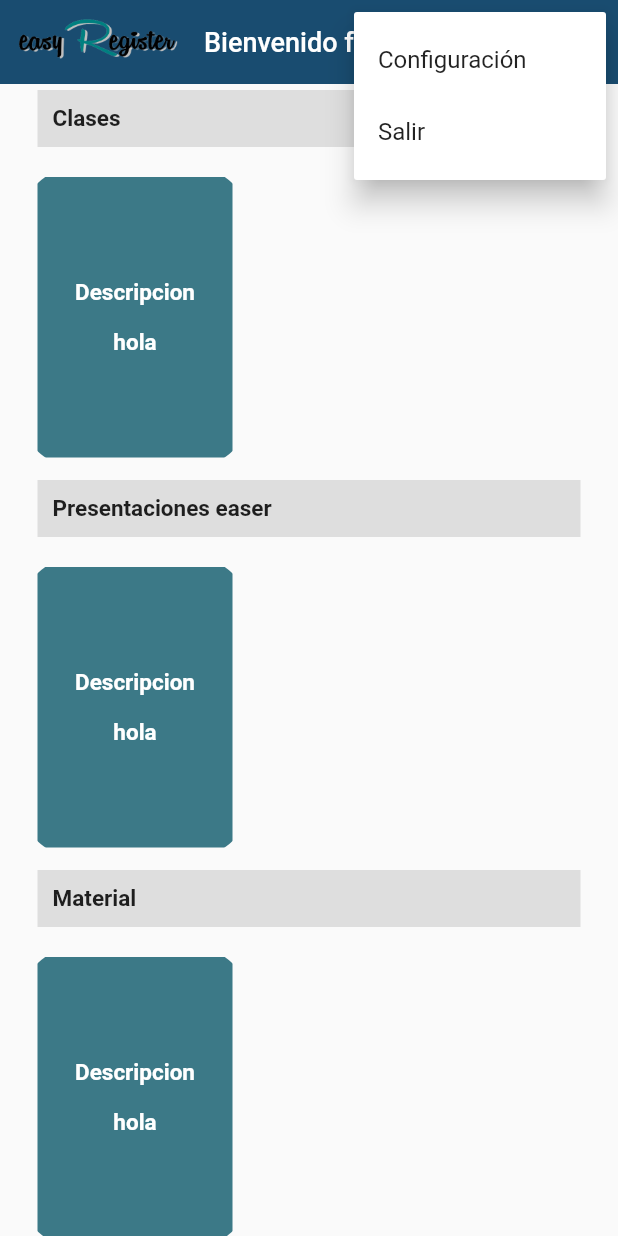
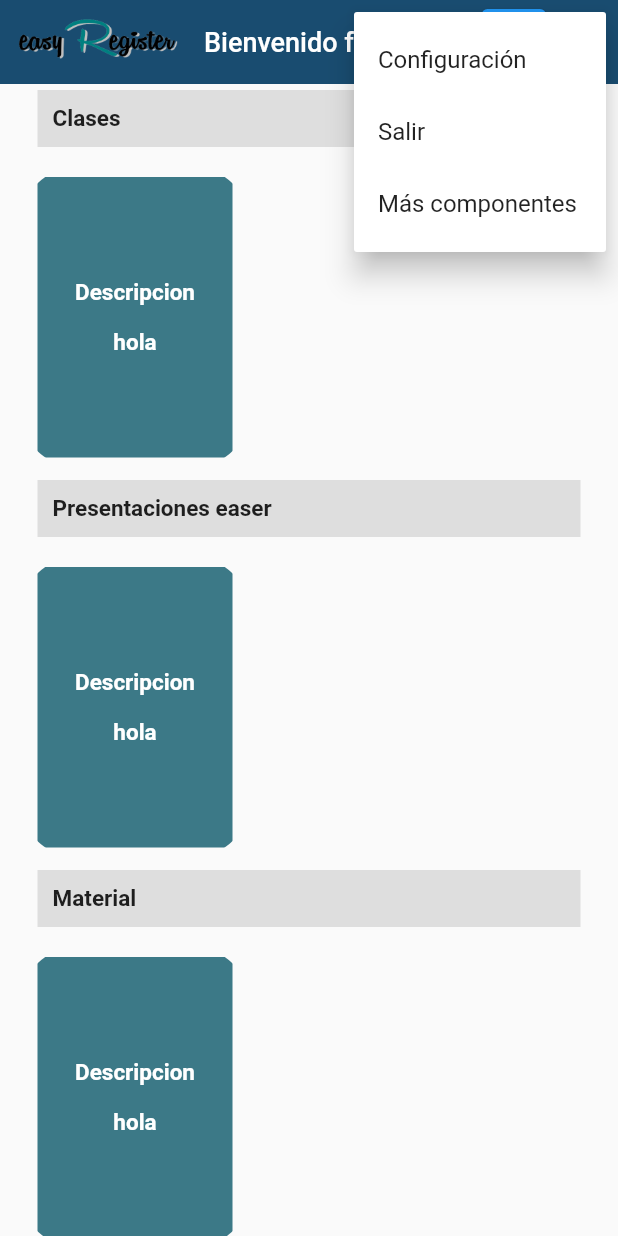
Before and after one commit to yisus44/easy-register, a Flutter app: the HomeScreen screen opened by its route, after a tap on the "more vert" icon, on a phone screen of 412 x 824 dp. Run offline on Flutter 3.47's test engine with Material 2 defaults, Android fonts, the light colour scheme and no system bars; our stand-ins replace dio.

Commit message:
Adding a button for navigating to MoreComponents

```diff
--- a/lib/router/app_routes.dart
+++ b/lib/router/app_routes.dart
@@ -2,7 +2,7 @@ import 'package:flutter/material.dart';
 import '../screens/screens.dart';
 
 class AppRoutes {
-  static const initialRoute = 'student';
+  static const initialRoute = 'login';
 
   static Map<String, Widget Function(BuildContext)> routes = {
     'login': (_) => LoginScreen(),
--- a/lib/screens/create_class_screen.dart
+++ b/lib/screens/create_class_screen.dart
@@ -298,7 +298,7 @@ class _CreateClassScreenState extends State<CreateClassScreen> {
   Widget build(BuildContext context) {
     return Scaffold(
         appBar: const CustomAppBar(
-            "assets/logo_small_transparent.png", "Crear clase","Configuración","Salir"),
+            "assets/logo_small_transparent.png", "Crear clase","Configuración","Salir","Más componentes"),
         body: OrientationBuilder(
           builder: (context, orientation) {
             return Center(
--- a/lib/screens/home_screen.dart
+++ b/lib/screens/home_screen.dart
@@ -9,7 +9,7 @@ class HomeScreen extends StatelessWidget {
   Widget build(BuildContext context) {
     return Scaffold(
       appBar: const CustomAppBar(
-          "assets/logo_small_transparent.png", "Bienvenido fulanito","Configuración","Salir"),
+          "assets/logo_small_transparent.png", "Bienvenido fulanito","Configuración","Salir", "Más componentes"),
       body: SingleChildScrollView(
           child: Column(
         children: [
--- a/lib/screens/login_screen.dart
+++ b/lib/screens/login_screen.dart
@@ -61,7 +61,7 @@ class _LoginScreenState extends State<LoginScreen> {
         backgroundColor: Colors.white,
         appBar: AppBar(
           title: const CustomAppBar("assets/logo_small_transparent.png", "",
-              "Registrarse", "Configuración"),
+              "Registrarse", "Configuración", "Más componentes"),
           elevation: 0,
         ),
         body: SingleChildScrollView(
--- a/lib/screens/register_screen.dart
+++ b/lib/screens/register_screen.dart
@@ -98,7 +98,7 @@ class _RegisterScreenState extends State<RegisterScreen> {
         backgroundColor: Colors.white,
         appBar: AppBar(
           title: const CustomAppBar("assets/logo_small_transparent.png", "",
-              "Configuración", "Salir"),
+              "Configuración", "Salir", "Más componentes"),
           elevation: 0,
         ),
         body: Column(
--- a/lib/screens/student_screen.dart
+++ b/lib/screens/student_screen.dart
@@ -7,7 +7,7 @@ class StudentScreen extends StatelessWidget {
   Widget build(BuildContext context) {
     return Scaffold(
       appBar: const CustomAppBar(
-          "assets/logo_small_transparent.png", "Alumnos","Configuración","Salir"),
+          "assets/logo_small_transparent.png", "Alumnos","Configuración","Salir", "Más componentes"),
       body: Column(
         children: [
           Row(
--- a/lib/screens/test_screen_jorge.dart
+++ b/lib/screens/test_screen_jorge.dart
@@ -14,7 +14,7 @@ class TestScreen extends StatelessWidget {
 
     return Scaffold(
         appBar: const CustomAppBar("assets/logo_small_transparent.png",
-            "Alumnos", "Configuración", "Salir"),
+            "Alumnos", "Configuración", "Salir", "Más componentes"),
         body: SingleChildScrollView(
           child: Column(children: [
 
--- a/lib/widgets/app_bar.dart
+++ b/lib/widgets/app_bar.dart
@@ -1,3 +1,4 @@
+import 'package:easy_register/screens/screens.dart';
 import 'package:flutter/material.dart';
 
 //generic app bar which takes one argument() the widget that will be in the right)
@@ -5,18 +6,25 @@ class CustomAppBar extends StatelessWidget implements PreferredSizeWidget {
   final String imgUrl;
   final String message;
   final List<Widget>? actions;
-  final String optMenu1, optMenu2;
+  final String optMenu1, optMenu2, optMenu3;
 
   const CustomAppBar(
     this.imgUrl,
     this.message,
     this.optMenu1,
     this.optMenu2,
+    this.optMenu3,
     {Key? key, this.actions
     }): super(key: key);
 
   @override
   Widget build(BuildContext context) {
+
+    void goToZzzz()
+    {
+      Navigator.push(context, MaterialPageRoute(builder: (context) => TestScreen()),);
+    }
+
     return Column(
       mainAxisAlignment: MainAxisAlignment.spaceBetween,
       children: [
@@ -39,16 +47,29 @@ class CustomAppBar extends StatelessWidget implements PreferredSizeWidget {
               child: Image.asset(imgUrl, width: 110, height: 100),
             ),
             actions: <Widget>[
+              Column(
+                  children: [
+                    Row(
+                      children: [
+                        Container(
+                          width: 43,
+                          padding: const EdgeInsets.all(0),
+                          child: ElevatedButton(onPressed: () => goToZzzz(), child: const Text(":)", style: TextStyle(fontSize: 13),))),
+
                         PopupMenuButton<String>(
                           onSelected: null,
                           itemBuilder: (BuildContext context) {
-                  return {'${optMenu1}', '${optMenu2}'}.map((String choice) {
+                            return {'${optMenu1}', '${optMenu2}', '${optMenu3}'}.map((String choice) {
                               return PopupMenuItem<String>(
                                 value: choice,
                                 child: Text(choice),
                               );
                             }).toList();
                           }
+                        ),
+                      ],
+                    ),
+                  ],
                 ),
             ],
           )
```
Lines whose indentation alone changed are shown as unchanged.
